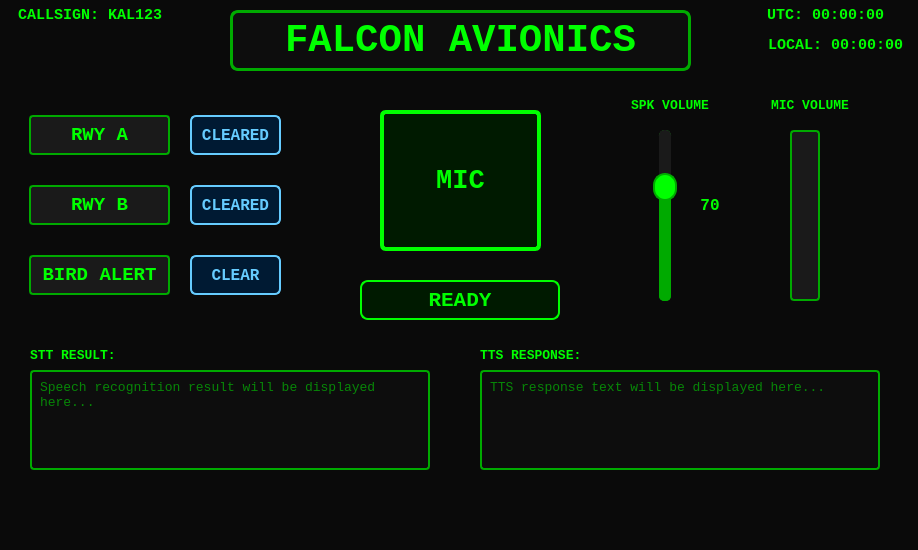
This is gui/pilot_gui/pilot_interface.ui in heyjay1002/project-deeplearning-falcon as Qt 5 draws it before an edit. The edited form follows.
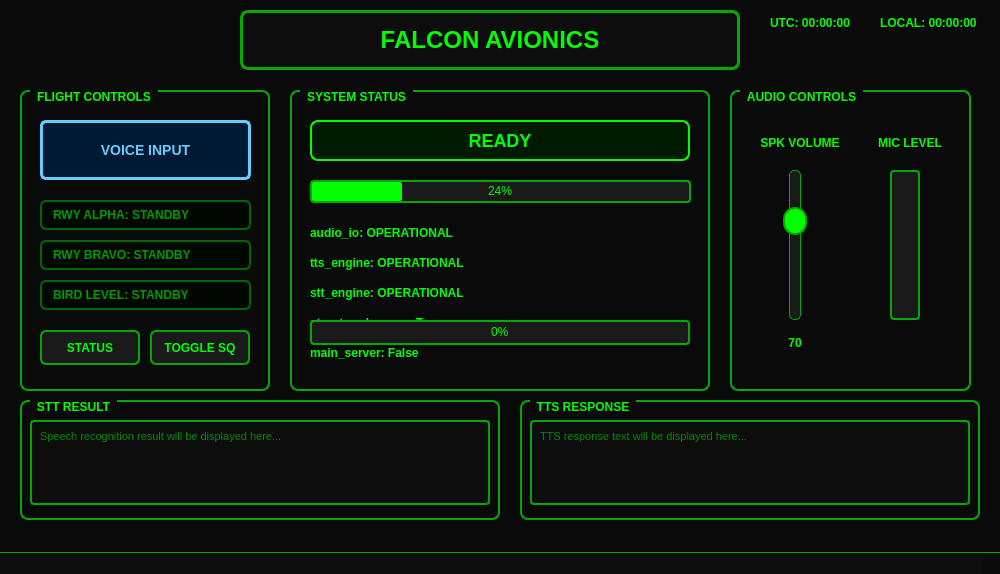
This is the edited form.

Commit message: [GUI] Pilot GUI 파일 추가

Patch:
```diff
--- a/gui/pilot_gui/pilot_interface.ui
+++ b/gui/pilot_gui/pilot_interface.ui
@@ -6,8 +6,8 @@
    <rect>
     <x>0</x>
     <y>0</y>
-    <width>918</width>
-    <height>550</height>
+    <width>1000</width>
+    <height>574</height>
    </rect>
   </property>
   <property name="windowTitle">
@@ -22,12 +22,38 @@
 QWidget {
     background-color: #0a0a0a;
     color: #00ff00;
+    font-family: &quot;Courier New&quot;, monospace;
 }
 
 QLabel {
     color: #00ff00;
     font-weight: bold;
-    font-family: &quot;Courier New&quot;, monospace;
+}
+
+QLabel#time_utc, QLabel#time_local {
+    color: #00ff00;
+    font-size: 12px;
+    font-weight: bold;
+}
+
+QLabel#title {
+    color: #00ff00;
+    font-size: 24px;
+    font-weight: bold;
+    background-color: #0d0d0d;
+    border: 3px solid #00aa00;
+    border-radius: 8px;
+    padding: 8px;
+}
+
+QLabel#main_status {
+    color: #00ff00;
+    font-size: 18px;
+    font-weight: bold;
+    background-color: #001a00;
+    border: 2px solid #00ff00;
+    border-radius: 8px;
+    padding: 8px;
 }
 
 QPushButton {
@@ -35,9 +61,9 @@
     color: #00ff00;
     border: 2px solid #00aa00;
     border-radius: 6px;
-    padding: 6px;
+    padding: 8px;
     font-weight: bold;
-    font-family: &quot;Courier New&quot;, monospace;
+    font-size: 12px;
 }
 
 QPushButton:hover {
@@ -51,19 +77,53 @@
     border-color: #00ff00;
 }
 
-QPushButton:checked {
-    background-color: #003300;
-    border-color: #00ff00;
-    color: #ffffff;
+QPushButton#voice_button {
+    background-color: #001a33;
+    border: 3px solid #66ccff;
+    color: #66ccff;
+    font-size: 16px;
+    font-weight: bold;
 }
 
-QTextEdit {
+QPushButton#voice_button:hover {
+    background-color: #002244;
+    border-color: #88ddff;
+}
+
+QPushButton#runway_button {
+    background-color: #001a33;
+    border: 2px solid #66ccff;
+    color: #66ccff;
+}
+
+QPushButton#bird_button {
+    background-color: #331a00;
+    border: 2px solid #ffcc66;
+    color: #ffcc66;
+}
+
+QGroupBox {
+    color: #00ff00;
+    border: 2px solid #00aa00;
+    border-radius: 8px;
+    margin-top: 1ex;
+    font-weight: bold;
+}
+
+QGroupBox::title {
+    subcontrol-origin: margin;
+    left: 10px;
+    padding: 0 5px 0 5px;
+}
+
+QTextEdit#stt_result, QTextEdit#tts_response {
     background-color: #0d0d0d;
     color: #00ff00;
     border: 2px solid #00aa00;
     border-radius: 4px;
     padding: 4px;
     font-family: &quot;Courier New&quot;, monospace;
+    font-size: 11px;
     selection-background-color: #004400;
 }
 
@@ -73,7 +133,6 @@
     text-align: center;
     background-color: #1a1a1a;
     color: #00ff00;
-    font-family: &quot;Courier New&quot;, monospace;
 }
 
 QProgressBar::chunk {
@@ -96,325 +155,348 @@
     margin: 0 -7px;
 }
 
-QSlider::sub-page:vertical {
-    background: #1a1a1a;
-    border-radius: 5px;
-}
-
-QSlider::add-page:vertical {
-    background: #00aa00;
-    border-radius: 5px;
-}
-
-/* 특별한 상태 스타일 */
-.status-ready {
-    background-color: #001a00;
-    border: 2px solid #00ff00;
+QStatusBar {
+    background-color: #0d0d0d;
     color: #00ff00;
+    border-top: 1px solid #00aa00;
 }
 
-.status-listening {
-    background-color: #001a00;
-    border: 2px solid #00ff00;
-    color: #00ff00;
-}
-
-.status-processing {
-    background-color: #001a00;
-    border: 2px solid #00ff00;
-    color: #00ff00;
-}
-
-.status-speaking {
-    background-color: #001a00;
-    border: 2px solid #00ff00;
-    color: #00ff00;
-}
-
-/* 경고 상태 */
-.alert-high {
-    background-color: #003300;
-    border: 2px solid #00ff00;
-    color: #00ff00;
-}
-
-.alert-cleared {
-    background-color: #003300;
-    border: 2px solid #00ff00;
-    color: #00ff00;
-}</string>
+</string>
   </property>
   <widget class="QWidget" name="centralwidget">
-   <widget class="QPushButton" name="btn_mic">
+   <widget class="QLabel" name="title">
     <property name="geometry">
      <rect>
-      <x>380</x>
-      <y>110</y>
-      <width>161</width>
-      <height>141</height>
+      <x>240</x>
+      <y>10</y>
+      <width>500</width>
+      <height>60</height>
      </rect>
     </property>
-    <property name="font">
-     <font>
-      <family>Courier New</family>
-      <pointsize>20</pointsize>
-      <weight>75</weight>
-      <bold>true</bold>
-     </font>
+    <property name="text">
+     <string>FALCON AVIONICS</string>
     </property>
-    <property name="styleSheet">
-     <string notr="true">QPushButton {
-    background-color: #001a00;
-    border: 4px solid #00ff00;
-    border-radius: 6px;
-    color: #00ff00;
-}
-QPushButton:hover {
-    background-color: #003300;
-    border-color: #66ff66;
-}
-QPushButton:pressed {
-    background-color: #000d00;
-}</string>
+    <property name="alignment">
+     <set>Qt::AlignCenter</set>
     </property>
+   </widget>
+   <widget class="QLabel" name="time_utc">
+    <property name="geometry">
+     <rect>
+      <x>770</x>
+      <y>10</y>
+      <width>111</width>
+      <height>25</height>
+     </rect>
+    </property>
     <property name="text">
-     <string>MIC</string>
+     <string>UTC: 00:00:00</string>
     </property>
    </widget>
-   <widget class="QLabel" name="label_rwy_a">
+   <widget class="QLabel" name="time_local">
     <property name="geometry">
      <rect>
-      <x>29</x>
-      <y>115</y>
-      <width>141</width>
-      <height>40</height>
+      <x>880</x>
+      <y>10</y>
+      <width>121</width>
+      <height>25</height>
      </rect>
     </property>
-    <property name="font">
-     <font>
-      <family>Courier New</family>
-      <pointsize>14</pointsize>
-      <weight>75</weight>
-      <bold>true</bold>
-     </font>
-    </property>
-    <property name="styleSheet">
-     <string notr="true">QLabel {
-    color: #00ff00;
-    background-color: #1a1a1a;
-    border: 2px solid #00aa00;
-    border-radius: 4px;
-    padding: 4px;
-}</string>
-    </property>
     <property name="text">
-     <string>RWY A</string>
+     <string>LOCAL: 00:00:00</string>
     </property>
-    <property name="alignment">
-     <set>Qt::AlignCenter</set>
-    </property>
    </widget>
-   <widget class="QPushButton" name="btn_rwy_a">
+   <widget class="QGroupBox" name="group_flight_controls">
     <property name="geometry">
      <rect>
-      <x>190</x>
-      <y>115</y>
-      <width>91</width>
-      <height>40</height>
+      <x>20</x>
+      <y>90</y>
+      <width>250</width>
+      <height>301</height>
      </rect>
     </property>
-    <property name="font">
-     <font>
-      <family>Courier New</family>
-      <pointsize>12</pointsize>
-      <weight>75</weight>
-      <bold>true</bold>
-     </font>
+    <property name="title">
+     <string>FLIGHT CONTROLS</string>
     </property>
+   </widget>
+   <widget class="QPushButton" name="voice_button">
+    <property name="geometry">
+     <rect>
+      <x>40</x>
+      <y>120</y>
+      <width>211</width>
+      <height>60</height>
+     </rect>
+    </property>
     <property name="styleSheet">
      <string notr="true">QPushButton {
     background-color: #001a33;
-    border: 2px solid #66ccff;
+    border: 3px solid #66ccff;
     color: #66ccff;
+    font-size: 14px;
+    font-weight: bold;
+    font-family: &quot;Courier New&quot;, monospace;
+    border-radius: 6px;
+    padding: 8px;
 }
+
 QPushButton:hover {
     background-color: #002244;
     border-color: #88ddff;
+    color: #88ddff;
 }
+
 QPushButton:pressed {
-    background-color: #001122;
+    background-color: #0d1a26;
+    border-color: #66ccff;
 }</string>
     </property>
     <property name="text">
-     <string>CLEARED</string>
+     <string>VOICE INPUT</string>
     </property>
-    <property name="checkable">
-     <bool>false</bool>
-    </property>
    </widget>
-   <widget class="QLabel" name="label_rwy_b">
+   <widget class="QLabel" name="status_runway_a">
     <property name="geometry">
      <rect>
-      <x>29</x>
-      <y>185</y>
-      <width>141</width>
-      <height>40</height>
+      <x>40</x>
+      <y>200</y>
+      <width>211</width>
+      <height>30</height>
      </rect>
     </property>
-    <property name="font">
-     <font>
-      <family>Courier New</family>
-      <pointsize>14</pointsize>
-      <weight>75</weight>
-      <bold>true</bold>
-     </font>
-    </property>
     <property name="styleSheet">
      <string notr="true">QLabel {
-    color: #00ff00;
-    background-color: #1a1a1a;
-    border: 2px solid #00aa00;
-    border-radius: 4px;
-    padding: 4px;
+    color: #009900;
+    font-weight: bold;
+    background-color: #000800;
+    border: 2px solid #006600;
+    border-radius: 6px;
+    padding: 8px;
+    font-family: &quot;Courier New&quot;, monospace;
 }</string>
     </property>
     <property name="text">
-     <string>RWY B</string>
+     <string>RWY ALPHA: STANDBY</string>
     </property>
-    <property name="alignment">
-     <set>Qt::AlignCenter</set>
-    </property>
    </widget>
-   <widget class="QPushButton" name="btn_rwy_b">
+   <widget class="QLabel" name="status_runway_b">
     <property name="geometry">
      <rect>
-      <x>190</x>
-      <y>185</y>
-      <width>91</width>
-      <height>40</height>
+      <x>40</x>
+      <y>240</y>
+      <width>211</width>
+      <height>30</height>
      </rect>
     </property>
-    <property name="font">
-     <font>
-      <family>Courier New</family>
-      <pointsize>12</pointsize>
-      <weight>75</weight>
-      <bold>true</bold>
-     </font>
-    </property>
     <property name="styleSheet">
-     <string notr="true">QPushButton {
-    background-color: #001a33;
-    border: 2px solid #66ccff;
-    color: #66ccff;
-}
-QPushButton:hover {
-    background-color: #002244;
-    border-color: #88ddff;
-}
-QPushButton:pressed {
-    background-color: #001122;
+     <string notr="true">QLabel {
+    color: #009900;
+    font-weight: bold;
+    background-color: #000800;
+    border: 2px solid #006600;
+    border-radius: 6px;
+    padding: 8px;
+    font-family: &quot;Courier New&quot;, monospace;
 }</string>
     </property>
     <property name="text">
-     <string>CLEARED</string>
+     <string>RWY BRAVO: STANDBY</string>
     </property>
-    <property name="checkable">
-     <bool>false</bool>
-    </property>
    </widget>
-   <widget class="QLabel" name="label_bird_alert">
+   <widget class="QLabel" name="status_bird_risk">
     <property name="geometry">
      <rect>
-      <x>29</x>
-      <y>255</y>
-      <width>141</width>
-      <height>40</height>
+      <x>40</x>
+      <y>280</y>
+      <width>211</width>
+      <height>30</height>
      </rect>
     </property>
-    <property name="font">
-     <font>
-      <family>Courier New</family>
-      <pointsize>14</pointsize>
-      <weight>75</weight>
-      <bold>true</bold>
-     </font>
-    </property>
     <property name="styleSheet">
      <string notr="true">QLabel {
-    color: #00ff00;
-    background-color: #1a1a1a;
-    border: 2px solid #00aa00;
-    border-radius: 4px;
-    padding: 4px;
+    color: #009900;
+    font-weight: bold;
+    background-color: #000800;
+    border: 2px solid #006600;
+    border-radius: 6px;
+    padding: 8px;
+    font-family: &quot;Courier New&quot;, monospace;
 }</string>
     </property>
     <property name="text">
-     <string>BIRD ALERT</string>
+     <string>BIRD LEVEL: STANDBY</string>
     </property>
+   </widget>
+   <widget class="QPushButton" name="btn_status">
+    <property name="geometry">
+     <rect>
+      <x>40</x>
+      <y>330</y>
+      <width>100</width>
+      <height>35</height>
+     </rect>
+    </property>
+    <property name="text">
+     <string>STATUS</string>
+    </property>
+   </widget>
+   <widget class="QPushButton" name="btn_toggle">
+    <property name="geometry">
+     <rect>
+      <x>150</x>
+      <y>330</y>
+      <width>100</width>
+      <height>35</height>
+     </rect>
+    </property>
+    <property name="text">
+     <string>TOGGLE SQ</string>
+    </property>
+   </widget>
+   <widget class="QGroupBox" name="group_system_status">
+    <property name="geometry">
+     <rect>
+      <x>290</x>
+      <y>90</y>
+      <width>420</width>
+      <height>301</height>
+     </rect>
+    </property>
+    <property name="title">
+     <string>SYSTEM STATUS</string>
+    </property>
+    <widget class="QLabel" name="status_main_server">
+     <property name="geometry">
+      <rect>
+       <x>20</x>
+       <y>250</y>
+       <width>361</width>
+       <height>25</height>
+      </rect>
+     </property>
+     <property name="text">
+      <string>main_server: False</string>
+     </property>
+    </widget>
+    <widget class="QLabel" name="status_structured_query">
+     <property name="geometry">
+      <rect>
+       <x>20</x>
+       <y>220</y>
+       <width>321</width>
+       <height>25</height>
+      </rect>
+     </property>
+     <property name="text">
+      <string>structured_query: True</string>
+     </property>
+    </widget>
+    <widget class="QLabel" name="status_stt_engine">
+     <property name="geometry">
+      <rect>
+       <x>20</x>
+       <y>190</y>
+       <width>361</width>
+       <height>25</height>
+      </rect>
+     </property>
+     <property name="text">
+      <string>stt_engine: OPERATIONAL</string>
+     </property>
+    </widget>
+    <widget class="QProgressBar" name="progressBar_voice">
+     <property name="geometry">
+      <rect>
+       <x>20</x>
+       <y>90</y>
+       <width>381</width>
+       <height>23</height>
+      </rect>
+     </property>
+     <property name="value">
+      <number>24</number>
+     </property>
+    </widget>
+   </widget>
+   <widget class="QLabel" name="main_status">
+    <property name="geometry">
+     <rect>
+      <x>310</x>
+      <y>120</y>
+      <width>380</width>
+      <height>41</height>
+     </rect>
+    </property>
+    <property name="text">
+     <string>READY</string>
+    </property>
     <property name="alignment">
      <set>Qt::AlignCenter</set>
     </property>
    </widget>
-   <widget class="QPushButton" name="btn_bird">
+   <widget class="QLabel" name="status_audio_io">
     <property name="geometry">
      <rect>
-      <x>190</x>
-      <y>255</y>
-      <width>91</width>
-      <height>40</height>
+      <x>310</x>
+      <y>220</y>
+      <width>371</width>
+      <height>25</height>
      </rect>
     </property>
-    <property name="font">
-     <font>
-      <family>Courier New</family>
-      <pointsize>12</pointsize>
-      <weight>75</weight>
-      <bold>true</bold>
-     </font>
+    <property name="text">
+     <string>audio_io: OPERATIONAL</string>
     </property>
-    <property name="styleSheet">
-     <string notr="true">QPushButton {
-    background-color: #001a33;
-    border: 2px solid #66ccff;
-    color: #66ccff;
-}
-QPushButton:hover {
-    background-color: #002244;
-    border-color: #88ddff;
-}
-QPushButton:pressed {
-    background-color: #001122;
-}</string>
+   </widget>
+   <widget class="QLabel" name="status_tts_engine">
+    <property name="geometry">
+     <rect>
+      <x>310</x>
+      <y>250</y>
+      <width>371</width>
+      <height>25</height>
+     </rect>
     </property>
     <property name="text">
-     <string>CLEAR</string>
+     <string>tts_engine: OPERATIONAL</string>
     </property>
-    <property name="checkable">
+   </widget>
+   <widget class="QProgressBar" name="progress_voice">
+    <property name="geometry">
+     <rect>
+      <x>310</x>
+      <y>320</y>
+      <width>380</width>
+      <height>25</height>
+     </rect>
+    </property>
+    <property name="visible">
      <bool>false</bool>
     </property>
+    <property name="value">
+     <number>0</number>
+    </property>
    </widget>
-   <widget class="QLabel" name="label_tts_volume">
+   <widget class="QGroupBox" name="group_audio_controls">
     <property name="geometry">
      <rect>
-      <x>620</x>
+      <x>730</x>
       <y>90</y>
-      <width>100</width>
-      <height>30</height>
+      <width>241</width>
+      <height>301</height>
      </rect>
     </property>
-    <property name="font">
-     <font>
-      <family>Courier New</family>
-      <pointsize>10</pointsize>
-      <weight>75</weight>
-      <bold>true</bold>
-     </font>
+    <property name="title">
+     <string>AUDIO CONTROLS</string>
     </property>
-    <property name="styleSheet">
-     <string notr="true">QLabel {
-    color: #00ff00;
-}</string>
+   </widget>
+   <widget class="QLabel" name="label_spk_volume">
+    <property name="geometry">
+     <rect>
+      <x>750</x>
+      <y>130</y>
+      <width>100</width>
+      <height>25</height>
+     </rect>
     </property>
     <property name="text">
      <string>SPK VOLUME</string>
@@ -426,10 +508,10 @@
    <widget class="QSlider" name="slider_tts_volume">
     <property name="geometry">
      <rect>
-      <x>650</x>
-      <y>130</y>
+      <x>780</x>
+      <y>170</y>
       <width>30</width>
-      <height>171</height>
+      <height>150</height>
      </rect>
     </property>
     <property name="minimum">
@@ -448,25 +530,12 @@
    <widget class="QLabel" name="label_tts_value">
     <property name="geometry">
      <rect>
-      <x>690</x>
-      <y>190</y>
-      <width>40</width>
-      <height>30</height>
+      <x>770</x>
+      <y>330</y>
+      <width>50</width>
+      <height>25</height>
      </rect>
     </property>
-    <property name="font">
-     <font>
-      <family>Courier New</family>
-      <pointsize>12</pointsize>
-      <weight>75</weight>
-      <bold>true</bold>
-     </font>
-    </property>
-    <property name="styleSheet">
-     <string notr="true">QLabel {
-    color: #00ff00;
-}</string>
-    </property>
     <property name="text">
      <string>70</string>
     </property>
@@ -474,44 +543,37 @@
      <set>Qt::AlignCenter</set>
     </property>
    </widget>
-   <widget class="QLabel" name="label_stt_volume">
+   <widget class="QLabel" name="label_mic_level">
     <property name="geometry">
      <rect>
-      <x>760</x>
-      <y>90</y>
+      <x>860</x>
+      <y>130</y>
       <width>100</width>
-      <height>30</height>
+      <height>25</height>
      </rect>
     </property>
-    <property name="font">
-     <font>
-      <family>Courier New</family>
-      <pointsize>10</pointsize>
-      <weight>75</weight>
-      <bold>true</bold>
-     </font>
-    </property>
-    <property name="styleSheet">
-     <string notr="true">QLabel {
-    color: #00ff00;
-}</string>
-    </property>
     <property name="text">
-     <string>MIC VOLUME</string>
+     <string>MIC LEVEL</string>
     </property>
     <property name="alignment">
      <set>Qt::AlignCenter</set>
     </property>
    </widget>
-   <widget class="QProgressBar" name="progress_stt_volume">
+   <widget class="QProgressBar" name="progress_mic_level">
     <property name="geometry">
      <rect>
-      <x>790</x>
-      <y>130</y>
+      <x>890</x>
+      <y>170</y>
       <width>30</width>
-      <height>171</height>
+      <height>150</height>
      </rect>
     </property>
+    <property name="minimum">
+     <number>0</number>
+    </property>
+    <property name="maximum">
+     <number>100</number>
+    </property>
     <property name="value">
      <number>0</number>
     </property>
@@ -522,47 +584,28 @@
      <enum>Qt::Vertical</enum>
     </property>
    </widget>
-   <widget class="QLabel" name="label_stt_result">
+   <widget class="QGroupBox" name="group_stt_result">
     <property name="geometry">
      <rect>
-      <x>30</x>
-      <y>340</y>
-      <width>150</width>
-      <height>30</height>
+      <x>20</x>
+      <y>400</y>
+      <width>480</width>
+      <height>120</height>
      </rect>
     </property>
-    <property name="font">
-     <font>
-      <family>Courier New</family>
-      <pointsize>10</pointsize>
-      <weight>75</weight>
-      <bold>true</bold>
-     </font>
-    </property>
-    <property name="styleSheet">
-     <string notr="true">QLabel {
-    color: #00ff00;
-}</string>
-    </property>
-    <property name="text">
-     <string>STT RESULT:</string>
+    <property name="title">
+     <string>STT RESULT</string>
     </property>
    </widget>
-   <widget class="QTextEdit" name="text_stt_result">
+   <widget class="QTextEdit" name="stt_result">
     <property name="geometry">
      <rect>
       <x>30</x>
-      <y>370</y>
-      <width>400</width>
-      <height>100</height>
+      <y>420</y>
+      <width>460</width>
+      <height>85</height>
      </rect>
     </property>
-    <property name="font">
-     <font>
-      <family>Courier New</family>
-      <pointsize>10</pointsize>
-     </font>
-    </property>
     <property name="readOnly">
      <bool>true</bool>
     </property>
@@ -570,47 +613,28 @@
      <string>Speech recognition result will be displayed here...</string>
     </property>
    </widget>
-   <widget class="QLabel" name="label_tts_text">
+   <widget class="QGroupBox" name="group_tts_response">
     <property name="geometry">
      <rect>
-      <x>480</x>
-      <y>340</y>
-      <width>200</width>
-      <height>30</height>
+      <x>520</x>
+      <y>400</y>
+      <width>460</width>
+      <height>120</height>
      </rect>
     </property>
-    <property name="font">
-     <font>
-      <family>Courier New</family>
-      <pointsize>10</pointsize>
-      <weight>75</weight>
-      <bold>true</bold>
-     </font>
-    </property>
-    <property name="styleSheet">
-     <string notr="true">QLabel {
-    color: #00ff00;
-}</string>
-    </property>
-    <property name="text">
-     <string>TTS RESPONSE:</string>
+    <property name="title">
+     <string>TTS RESPONSE</string>
     </property>
    </widget>
-   <widget class="QTextEdit" name="text_tts_input">
+   <widget class="QTextEdit" name="tts_response">
     <property name="geometry">
      <rect>
-      <x>480</x>
-      <y>370</y>
-      <width>400</width>
-      <height>100</height>
+      <x>530</x>
+      <y>420</y>
+      <width>440</width>
+      <height>85</height>
      </rect>
     </property>
-    <property name="font">
-     <font>
-      <family>Courier New</family>
-      <pointsize>10</pointsize>
-     </font>
-    </property>
     <property name="readOnly">
      <bool>true</bool>
     </property>
@@ -618,167 +642,14 @@
      <string>TTS response text will be displayed here...</string>
     </property>
    </widget>
-   <widget class="QLabel" name="label_status">
-    <property name="geometry">
-     <rect>
-      <x>360</x>
-      <y>280</y>
-      <width>200</width>
-      <height>40</height>
-     </rect>
-    </property>
-    <property name="font">
-     <font>
-      <family>Courier New</family>
-      <pointsize>16</pointsize>
-      <weight>75</weight>
-      <bold>true</bold>
-     </font>
-    </property>
-    <property name="styleSheet">
-     <string notr="true">QLabel {
-    background-color: #001a00;
-    border: 2px solid #00ff00;
-    border-radius: 8px;
-    padding: 8px;
-    color: #00ff00;
-}</string>
-    </property>
-    <property name="text">
-     <string>READY</string>
-    </property>
-    <property name="alignment">
-     <set>Qt::AlignCenter</set>
-    </property>
-   </widget>
-   <widget class="QLabel" name="label_utc_time">
-    <property name="geometry">
-     <rect>
-      <x>760</x>
-      <y>0</y>
-      <width>131</width>
-      <height>30</height>
-     </rect>
-    </property>
-    <property name="font">
-     <font>
-      <family>Courier New</family>
-      <pointsize>11</pointsize>
-      <weight>75</weight>
-      <bold>true</bold>
-     </font>
-    </property>
-    <property name="styleSheet">
-     <string notr="true">QLabel {
-    color: #00ff00;
-}</string>
-    </property>
-    <property name="text">
-     <string>UTC: 00:00:00</string>
-    </property>
-    <property name="alignment">
-     <set>Qt::AlignCenter</set>
-    </property>
-   </widget>
-   <widget class="QLabel" name="label_local_time">
-    <property name="geometry">
-     <rect>
-      <x>760</x>
-      <y>30</y>
-      <width>151</width>
-      <height>30</height>
-     </rect>
-    </property>
-    <property name="font">
-     <font>
-      <family>Courier New</family>
-      <pointsize>11</pointsize>
-      <weight>75</weight>
-      <bold>true</bold>
-     </font>
-    </property>
-    <property name="styleSheet">
-     <string notr="true">QLabel {
-    color: #00ff00;
-}</string>
-    </property>
-    <property name="text">
-     <string>LOCAL: 00:00:00</string>
-    </property>
-    <property name="alignment">
-     <set>Qt::AlignCenter</set>
-    </property>
-   </widget>
-   <widget class="QLabel" name="label_callsign">
-    <property name="geometry">
-     <rect>
-      <x>-10</x>
-      <y>0</y>
-      <width>200</width>
-      <height>30</height>
-     </rect>
-    </property>
-    <property name="font">
-     <font>
-      <family>Courier New</family>
-      <pointsize>11</pointsize>
-      <weight>75</weight>
-      <bold>true</bold>
-     </font>
-    </property>
-    <property name="styleSheet">
-     <string notr="true">QLabel {
-    color: #00ff00;
-}</string>
-    </property>
-    <property name="text">
-     <string>CALLSIGN: KAL123</string>
-    </property>
-    <property name="alignment">
-     <set>Qt::AlignCenter</set>
-    </property>
-   </widget>
-   <widget class="QLabel" name="label_system_title">
-    <property name="geometry">
-     <rect>
-      <x>230</x>
-      <y>10</y>
-      <width>461</width>
-      <height>61</height>
-     </rect>
-    </property>
-    <property name="font">
-     <font>
-      <family>Courier New</family>
-      <pointsize>29</pointsize>
-      <weight>75</weight>
-      <bold>true</bold>
-     </font>
-    </property>
-    <property name="styleSheet">
-     <string notr="true">QLabel {
-    color: #00ff00;
-    background-color: #0d0d0d;
-    border: 3px solid #00aa00;
-    border-radius: 8px;
-    padding: 8px;
-}</string>
-    </property>
-    <property name="text">
-     <string>FALCON AVIONICS</string>
-    </property>
-    <property name="alignment">
-     <set>Qt::AlignCenter</set>
-    </property>
-   </widget>
   </widget>
   <widget class="QMenuBar" name="menubar">
    <property name="geometry">
     <rect>
      <x>0</x>
      <y>0</y>
-     <width>918</width>
-     <height>24</height>
+     <width>1000</width>
+     <height>22</height>
     </rect>
    </property>
   </widget>
```
The commit also changes 65 other files.
